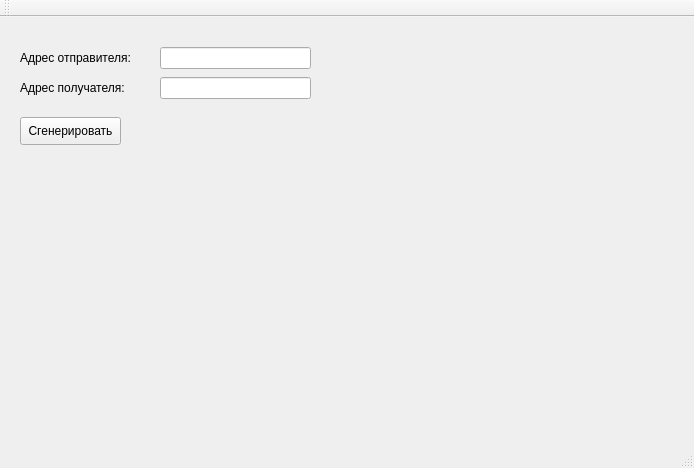
Old version of the form Net_Lab3-4/IpPackagesGen/mainwindow.ui in the repository AleksandraYakupova/NetCourse.
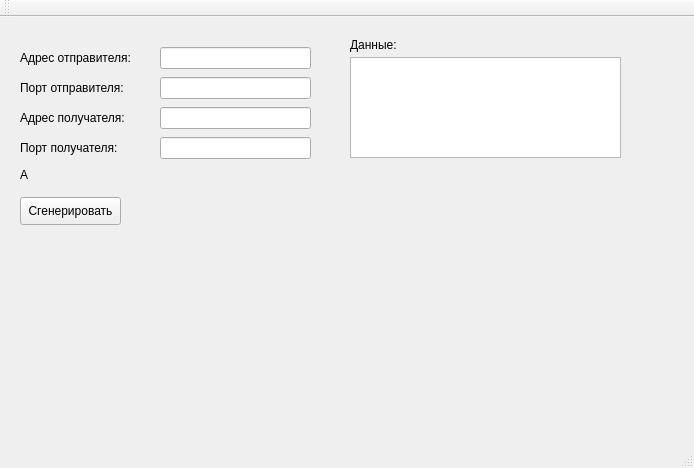
New version of the form.

What changed in the file:
```diff
--- a/Net_Lab3-4/IpPackagesGen/mainwindow.ui
+++ b/Net_Lab3-4/IpPackagesGen/mainwindow.ui
@@ -31,7 +31,7 @@
     <property name="geometry">
      <rect>
       <x>20</x>
-      <y>60</y>
+      <y>90</y>
       <width>141</width>
       <height>22</height>
      </rect>
@@ -54,7 +54,7 @@
     <property name="geometry">
      <rect>
       <x>20</x>
-      <y>100</y>
+      <y>180</y>
       <width>101</width>
       <height>28</height>
      </rect>
@@ -74,6 +74,100 @@
     </property>
     <property name="text">
      <string>Адрес отправителя:</string>
+    </property>
+    <property name="buddy">
+     <cstring>lEditRcvAddress</cstring>
+    </property>
+   </widget>
+   <widget class="QLabel" name="lblSenderPort">
+    <property name="geometry">
+     <rect>
+      <x>20</x>
+      <y>60</y>
+      <width>141</width>
+      <height>22</height>
+     </rect>
+    </property>
+    <property name="text">
+     <string>Порт отправителя:</string>
+    </property>
+    <property name="buddy">
+     <cstring>lEditRcvPort</cstring>
+    </property>
+   </widget>
+   <widget class="QLineEdit" name="lEditSndAddr">
+    <property name="geometry">
+     <rect>
+      <x>160</x>
+      <y>90</y>
+      <width>151</width>
+      <height>22</height>
+     </rect>
+    </property>
+   </widget>
+   <widget class="QLabel" name="lblReceiverPort">
+    <property name="geometry">
+     <rect>
+      <x>20</x>
+      <y>120</y>
+      <width>141</width>
+      <height>22</height>
+     </rect>
+    </property>
+    <property name="text">
+     <string>Порт получателя:</string>
+    </property>
+    <property name="buddy">
+     <cstring>lEditSndPort</cstring>
+    </property>
+   </widget>
+   <widget class="QLineEdit" name="lEditSndPort">
+    <property name="geometry">
+     <rect>
+      <x>160</x>
+      <y>120</y>
+      <width>151</width>
+      <height>22</height>
+     </rect>
+    </property>
+   </widget>
+   <widget class="QLabel" name="lblErrorMsg">
+    <property name="geometry">
+     <rect>
+      <x>20</x>
+      <y>150</y>
+      <width>481</width>
+      <height>16</height>
+     </rect>
+    </property>
+    <property name="text">
+     <string>A</string>
+    </property>
+   </widget>
+   <widget class="QLabel" name="lblData">
+    <property name="geometry">
+     <rect>
+      <x>350</x>
+      <y>20</y>
+      <width>55</width>
+      <height>16</height>
+     </rect>
+    </property>
+    <property name="text">
+     <string>Данные:</string>
+    </property>
+    <property name="buddy">
+     <cstring>tEditData</cstring>
+    </property>
+   </widget>
+   <widget class="QPlainTextEdit" name="tEditData">
+    <property name="geometry">
+     <rect>
+      <x>350</x>
+      <y>40</y>
+      <width>271</width>
+      <height>101</height>
+     </rect>
     </property>
    </widget>
   </widget>
```
Left out of the diff: 7 changed lines with no effect on the pictures.
